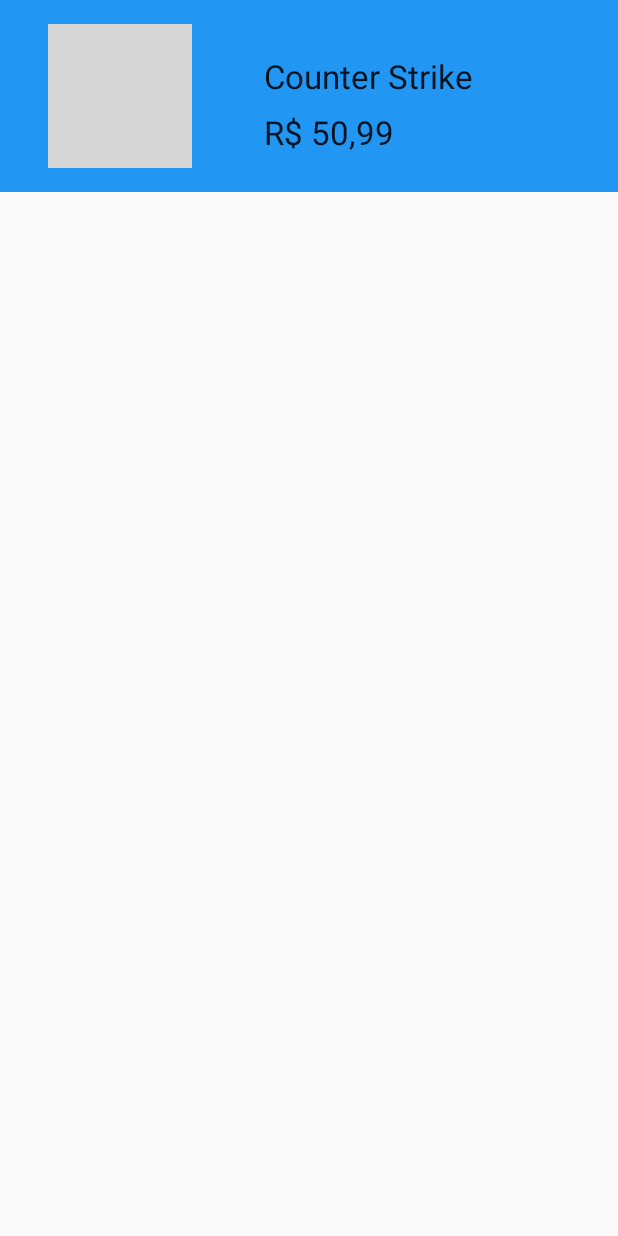
After one commit to clemiltonfucapi/EpicBug-Test, an Android app: the layout item_game.xml on its own in the app's theme, with its tools: preview values and no code run, on a phone screen of 412 x 824 dp. The commit adds this screen. Run offline under Robolectric (Android 15) with nearby library versions, the phone set to English and light mode, and no system bars; grey boxes are pictures that could not be loaded.

Commit message:
oriel 07-12

```diff
--- a/app/build.gradle
+++ b/app/build.gradle
@@ -32,4 +32,6 @@ dependencies {
     testImplementation 'junit:junit:4.12'
     androidTestImplementation 'androidx.test.ext:junit:1.1.2'
     androidTestImplementation 'androidx.test.espresso:espresso-core:3.3.0'
+    implementation 'de.hdodenhof:circleimageview:3.1.0'
+    implementation 'androidx.recyclerview:recyclerview:1.1.0'
 }
--- /dev/null
+++ b/app/src/main/java/com/anderson/epicbug/adapter/GameAdapter.java
@@ -0,0 +1,6 @@
+package com.anderson.epicbug.adapter;
+
+import androidx.recyclerview.widget.RecyclerView;
+
+public class GameAdapter extends RecyclerView.Adapter {
+}
--- a/app/src/main/res/layout/activity_main.xml
+++ b/app/src/main/res/layout/activity_main.xml
@@ -6,13 +6,11 @@
     android:layout_height="match_parent"
     tools:context=".MainActivity">
 
-    <TextView
-        android:layout_width="wrap_content"
-        android:layout_height="wrap_content"
-        android:text="Hello World!"
-        app:layout_constraintBottom_toBottomOf="parent"
-        app:layout_constraintLeft_toLeftOf="parent"
-        app:layout_constraintRight_toRightOf="parent"
+    <androidx.recyclerview.widget.RecyclerView
+        android:layout_width="409dp"
+        android:layout_height="354dp"
+        app:layout_constraintEnd_toEndOf="parent"
+        app:layout_constraintStart_toStartOf="parent"
         app:layout_constraintTop_toTopOf="parent" />
 
 </androidx.constraintlayout.widget.ConstraintLayout>
--- /dev/null
+++ b/app/src/main/res/layout/item_game.xml
@@ -0,0 +1,45 @@
+<?xml version="1.0" encoding="utf-8"?>
+<androidx.constraintlayout.widget.ConstraintLayout xmlns:android="http://schemas.android.com/apk/res/android"
+    xmlns:app="http://schemas.android.com/apk/res-auto"
+    xmlns:tools="http://schemas.android.com/tools"
+    android:layout_width="match_parent"
+    android:layout_height="wrap_content"
+    android:background="#2196F3">
+
+    <de.hdodenhof.circleimageview.CircleImageView
+        android:id="@+id/profile_image"
+        android:layout_width="96dp"
+        android:layout_height="96dp"
+        android:layout_marginStart="32dp"
+        android:layout_marginTop="16dp"
+        android:layout_marginBottom="16dp"
+        android:src="@drawable/img_game"
+        app:civ_border_color="#FF000000"
+        app:civ_border_width="2dp"
+        app:layout_constraintBottom_toBottomOf="parent"
+        app:layout_constraintStart_toStartOf="parent"
+        app:layout_constraintTop_toTopOf="parent" />
+
+    <TextView
+        android:id="@+id/textView"
+        android:layout_width="wrap_content"
+        android:layout_height="wrap_content"
+        android:layout_marginStart="48dp"
+        android:layout_marginTop="36dp"
+        android:text="Counter Strike"
+        android:textAppearance="@style/TextAppearance.AppCompat.Large"
+        app:layout_constraintStart_toEndOf="@+id/profile_image"
+        app:layout_constraintTop_toTopOf="parent" />
+
+    <TextView
+        android:id="@+id/textView2"
+        android:layout_width="wrap_content"
+        android:layout_height="wrap_content"
+        android:layout_marginTop="8dp"
+        android:text="R$ 50,99"
+        android:textAppearance="@style/TextAppearance.AppCompat.Large"
+        app:layout_constraintStart_toStartOf="@+id/textView"
+        app:layout_constraintTop_toBottomOf="@+id/textView" />
+
+
+</androidx.constraintlayout.widget.ConstraintLayout>
```
